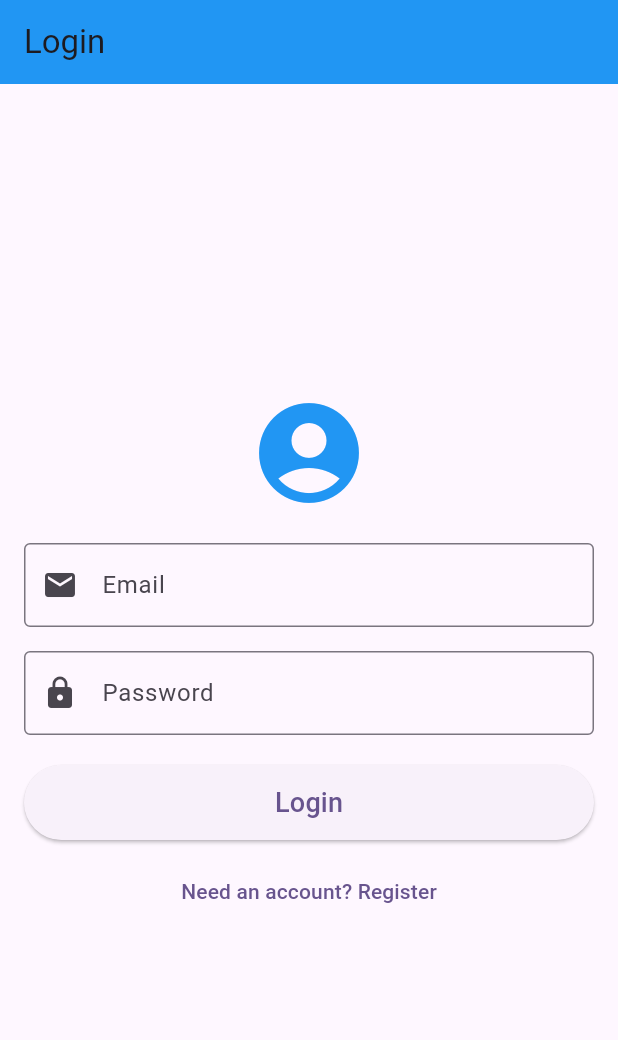
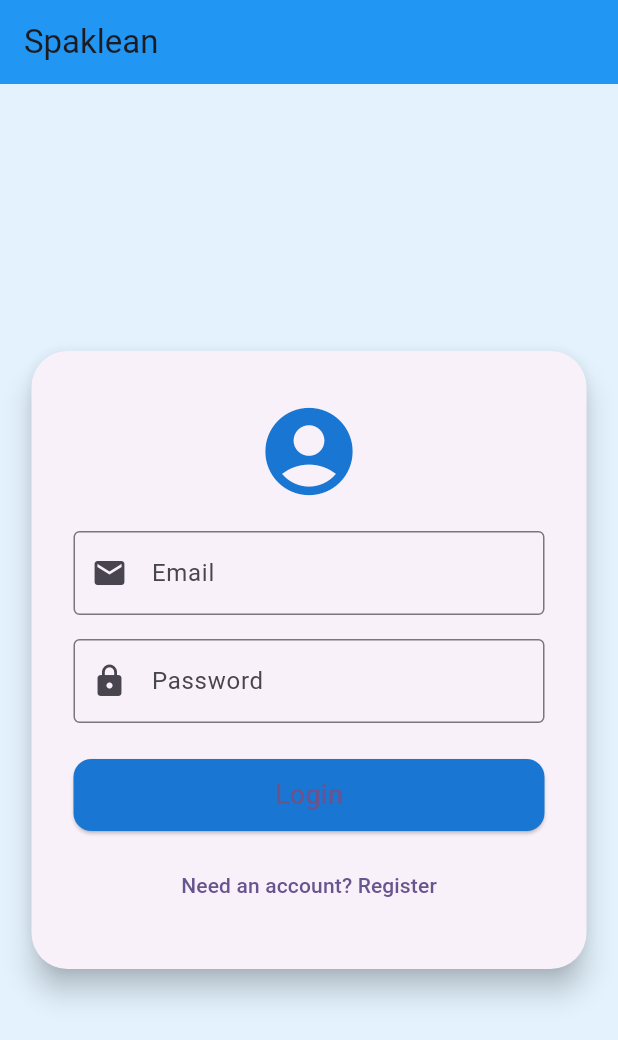
Before and after one commit to bbnoni/cert_flask_frontend, a Flutter app: the screen it shows after launch, on a phone screen of 412 x 824 dp. Shown: the top 1040 px of the screen. Run offline on Flutter 3.47's test engine with Material 3 defaults, Android fonts, the phone set to English and light mode, and no system bars; our stand-ins replace file_picker, flutter_dotenv, geolocator, image_picker, shared_preferences.

Commit message:
Initial flutter push 2

```diff
--- a/lib/screens/home_screen.dart
+++ b/lib/screens/home_screen.dart
@@ -110,7 +110,10 @@ class _HomeScreenState extends State<HomeScreen> {
         if (isDesktop) {
           // Desktop: permanent drawer
           return Scaffold(
-            appBar: AppBar(title: const Text('Certification App')),
+            appBar: AppBar(
+              leading: Container(),
+              title: const Text('Certification App'),
+            ),
             body: Row(
               children: [
                 SizedBox(
@@ -125,7 +128,10 @@ class _HomeScreenState extends State<HomeScreen> {
         } else {
           // Mobile: collapsible drawer
           return Scaffold(
-            appBar: AppBar(title: const Text('Certification App')),
+            appBar: AppBar(
+              leading: Container(),
+              title: const Text('Certification App'),
+            ),
             drawer: buildDrawer(context),
             body: getBody(),
           );
--- a/lib/screens/login_screen.dart
+++ b/lib/screens/login_screen.dart
@@ -162,17 +162,27 @@ class _LoginScreenState extends State<LoginScreen> {
   @override
   Widget build(BuildContext context) {
     return Scaffold(
+      backgroundColor: Colors.blue[50],
       appBar: AppBar(
-        title: Text(isRegistering ? "Register" : "Login"),
+        title: Text(isRegistering ? "Register" : "Spaklean"),
         backgroundColor: Colors.blue,
+        elevation: 0,
       ),
-      body: Padding(
-        padding: const EdgeInsets.all(16),
+      body: Center(
+        child: SingleChildScrollView(
+          child: Card(
+            elevation: 8,
+            shape: RoundedRectangleBorder(
+              borderRadius: BorderRadius.circular(24),
+            ),
+            child: Container(
+              width: 370, // Set max width for the form
+              padding: const EdgeInsets.symmetric(horizontal: 28, vertical: 32),
               child: Column(
-          mainAxisAlignment: MainAxisAlignment.center,
+                mainAxisSize: MainAxisSize.min,
                 children: [
-            Icon(Icons.account_circle, size: 80, color: Colors.blue),
-            const SizedBox(height: 20),
+                  Icon(Icons.account_circle, size: 70, color: Colors.blue[700]),
+                  const SizedBox(height: 18),
 
                   // Email Field
                   TextField(
@@ -209,13 +219,19 @@ class _LoginScreenState extends State<LoginScreen> {
                       prefixIcon: Icon(Icons.lock),
                     ),
                   ),
-            const SizedBox(height: 20),
+                  const SizedBox(height: 24),
 
                   // Main Action Button
                   SizedBox(
                     width: double.infinity,
-              height: 50,
+                    height: 48,
                     child: ElevatedButton(
+                      style: ElevatedButton.styleFrom(
+                        backgroundColor: Colors.blue[700],
+                        shape: RoundedRectangleBorder(
+                          borderRadius: BorderRadius.circular(12),
+                        ),
+                      ),
                       onPressed:
                           isLoading
                               ? null
@@ -242,7 +258,7 @@ class _LoginScreenState extends State<LoginScreen> {
                               ),
                     ),
                   ),
-            const SizedBox(height: 10),
+                  const SizedBox(height: 12),
 
                   // Toggle between Login and Register
                   TextButton(
@@ -263,7 +279,7 @@ class _LoginScreenState extends State<LoginScreen> {
                   // Error Message
                   if (error.isNotEmpty)
                     Padding(
-                padding: const EdgeInsets.only(top: 12),
+                      padding: const EdgeInsets.only(top: 10),
                       child: Text(
                         error,
                         style: const TextStyle(color: Colors.red),
@@ -271,6 +287,9 @@ class _LoginScreenState extends State<LoginScreen> {
                       ),
                     ),
                 ],
+              ),
+            ),
+          ),
         ),
       ),
     );
```
Also changed, not shown: 2 other files. Lines whose indentation alone changed are shown as unchanged.
